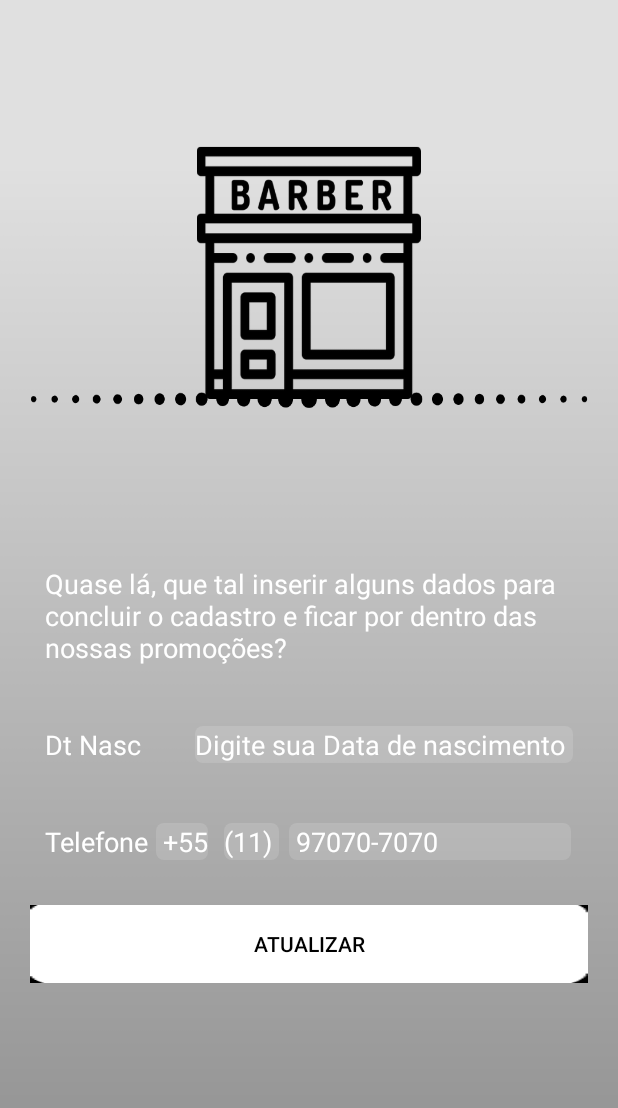
After one commit to SantiagoSilvestre/BarbeirosEmGloria, an Android app: the CadastroFace screen opened directly, with no data from a screen before it, on a phone screen of 412 x 824 dp. The commit adds this screen. Shown: the top 1108 px of the screen. Run offline under Robolectric (Android 15) with nearby library versions, the phone set to English and light mode, and no system bars; our stand-ins replace Firebase (no records; nobody signed in at launch, a user with empty details on screens opened directly); libraries missing offline, so code that uses them is left out: com.github.rtoshiro.util; 9 statements that could not run were skipped.

Commit message:
adicionando entrada pelo face e desmarcando uma agenda

```diff
--- /dev/null
+++ b/app/src/main/java/com/babeirosemgloria/barbergloria/activity/CadastroFace.java
@@ -0,0 +1,98 @@
+package com.babeirosemgloria.barbergloria.activity;
+
+import androidx.annotation.NonNull;
+import androidx.appcompat.app.AppCompatActivity;
+
+import android.content.Intent;
+import android.os.Bundle;
+import android.util.Log;
+import android.view.View;
+import android.widget.Button;
+import android.widget.EditText;
+import android.widget.Toast;
+
+import com.babeirosemgloria.barbergloria.R;
+import com.babeirosemgloria.barbergloria.config.ConfiguracaoFirebase;
+import com.babeirosemgloria.barbergloria.helper.Base64Custom;
+import com.babeirosemgloria.barbergloria.helper.Mask;
+import com.babeirosemgloria.barbergloria.helper.Preferencias;
+import com.babeirosemgloria.barbergloria.model.Agendamentos;
+import com.babeirosemgloria.barbergloria.model.Usuario;
+import com.github.rtoshiro.util.format.SimpleMaskFormatter;
+import com.github.rtoshiro.util.format.text.MaskTextWatcher;
+import com.google.firebase.database.DataSnapshot;
+import com.google.firebase.database.DatabaseError;
+import com.google.firebase.database.DatabaseReference;
+import com.google.firebase.database.ValueEventListener;
+
+public class CadastroFace extends AppCompatActivity {
+
+    private Button btn_cadastrar;
+    private EditText editData;
+    private EditText area;
+    private EditText ddd;
+    private EditText numb;
+    DatabaseReference firebase;
+
+
+    @Override
+    protected void onCreate(Bundle savedInstanceState) {
+        super.onCreate(savedInstanceState);
+        setContentView(R.layout.activity_cadastro_face);
+
+
+        editData = findViewById(R.id.edit_dtNasc);
+        editData.addTextChangedListener(Mask.insert(Mask.DT_NASC, editData));
+
+        area = findViewById(R.id.edit_codArea);
+        ddd = findViewById(R.id.edit_ddd);
+        numb = findViewById(R.id.edit_telefone);
+
+        SimpleMaskFormatter simpleMaskTelefone = new SimpleMaskFormatter("NNNNN-NNNN");
+        SimpleMaskFormatter simpleMaskArea = new SimpleMaskFormatter("+NN");
+        SimpleMaskFormatter simpleMaskDdd = new SimpleMaskFormatter("NN");
+
+        MaskTextWatcher maskTelefone = new MaskTextWatcher(numb, simpleMaskTelefone);
+        MaskTextWatcher maskArea = new MaskTextWatcher(area, simpleMaskArea);
+        MaskTextWatcher maskDdd = new MaskTextWatcher(ddd, simpleMaskDdd);
+
+        numb.addTextChangedListener( maskTelefone );
+        area.addTextChangedListener( maskArea );
+        ddd.addTextChangedListener( maskDdd );
+
+        btn_cadastrar = findViewById(R.id.btn_cadastrar);
+
+        btn_cadastrar.setOnClickListener(new View.OnClickListener() {
+            @Override
+            public void onClick(View v) {
+                String telefoneCompleto = area.getText().toString()
+                        + ddd.getText().toString()
+                        + numb.getText().toString();
+                String telefoneSemFormatacao = telefoneCompleto.replace("+", "");
+                telefoneSemFormatacao = telefoneSemFormatacao.replace("-","");
+
+                Preferencias preferencias = new Preferencias(CadastroFace.this);
+                Usuario usuario = new Usuario();
+                usuario.setId(preferencias.getIdentificador());
+                usuario.setNome(preferencias.getNome());
+                String nascimento = editData.getText().toString();
+                usuario.setDataNascimento(nascimento.replace("/", "-"));
+                usuario.setTelefone(telefoneSemFormatacao);
+                usuario.setEmail(Base64Custom.decodificarBase64(preferencias.getIdentificador()));
+                if (usuario.getDataNascimento().equals("")){
+                    Toast.makeText(CadastroFace.this, "Digite sua data de nascimento", Toast.LENGTH_SHORT).show();
+                } else if (numb.getText().toString().equals("")){
+                    Toast.makeText(CadastroFace.this, "Digite seu telefone", Toast.LENGTH_SHORT).show();
+                } else {
+                    usuario.salvar();
+                    startActivity(new Intent(CadastroFace.this, MainActivity.class));
+                }
+
+            }
+        });
+
+
+    }
+
+
+}
--- a/app/src/main/java/com/babeirosemgloria/barbergloria/model/Agendamentos.java
+++ b/app/src/main/java/com/babeirosemgloria/barbergloria/model/Agendamentos.java
@@ -19,7 +19,6 @@ public class Agendamentos {
 
     }
 
-    @Exclude
     public String getId() {
         return id;
     }
--- /dev/null
+++ b/app/src/main/res/layout/activity_cadastro_face.xml
@@ -0,0 +1,142 @@
+<?xml version="1.0" encoding="utf-8"?>
+<androidx.constraintlayout.widget.ConstraintLayout
+    xmlns:android="http://schemas.android.com/apk/res/android"
+    xmlns:app="http://schemas.android.com/apk/res-auto"
+    xmlns:tools="http://schemas.android.com/tools"
+    android:layout_width="match_parent"
+    android:layout_height="match_parent"
+    android:background="@mipmap/fundocad"
+    tools:context=".activity.CadastroFace">
+
+
+    <LinearLayout
+        android:id="@+id/linear10"
+        android:layout_width="match_parent"
+        android:layout_height="wrap_content"
+        android:layout_above="@+id/linear2"
+        android:layout_margin="20dp"
+        android:layout_marginEnd="228dp"
+        android:layout_marginBottom="56dp"
+        android:orientation="horizontal"
+        android:padding="10dp"
+        app:layout_constraintBottom_toTopOf="@+id/linear2"
+        app:layout_constraintEnd_toEndOf="parent"
+        app:layout_constraintHorizontal_bias="0.0"
+        app:layout_constraintStart_toStartOf="parent">
+
+        <TextView
+            android:layout_width="wrap_content"
+            android:layout_height="wrap_content"
+            android:text="@string/fbCadastro"
+            android:textColor="@android:color/white"
+            android:textSize="18sp" />
+
+
+    </LinearLayout>
+
+    <LinearLayout
+        android:id="@+id/linear2"
+        android:layout_width="match_parent"
+        android:layout_height="wrap_content"
+        android:layout_above="@id/linear3"
+        android:orientation="horizontal"
+        android:padding="10dp"
+        android:layout_margin="20dp"
+        app:layout_constraintBottom_toTopOf="@+id/linear3"
+        app:layout_constraintEnd_toEndOf="parent"
+        app:layout_constraintStart_toStartOf="parent">
+
+        <TextView
+            android:layout_width="100dp"
+            android:layout_height="wrap_content"
+            android:text="Dt Nasc"
+            android:textColor="@android:color/white"
+            android:textSize="18sp" />
+
+        <EditText
+            android:id="@+id/edit_dtNasc"
+            android:layout_width="match_parent"
+            android:layout_height="match_parent"
+            android:background="@drawable/fundo_caixa_texto"
+            android:hint="Digite sua Data de nascimento"
+            android:textColor="@android:color/white"
+            android:textColorHint="@color/colorAccent" />
+
+    </LinearLayout>
+
+
+    <LinearLayout
+        android:id="@+id/linear3"
+        android:layout_width="match_parent"
+        android:layout_height="wrap_content"
+        android:layout_above="@+id/linear5"
+        android:layout_margin="20dp"
+        android:layout_marginBottom="52dp"
+        android:orientation="horizontal"
+        android:padding="10dp"
+        app:layout_constraintBottom_toTopOf="@+id/btn_cadastrar"
+        app:layout_constraintEnd_toEndOf="parent"
+        app:layout_constraintHorizontal_bias="0.6"
+        app:layout_constraintStart_toStartOf="parent">
+
+        <TextView
+            android:layout_width="wrap_content"
+            android:layout_height="wrap_content"
+            android:text="Telefone"
+            android:textColor="@android:color/white"
+            android:textSize="18sp" />
+
+        <EditText
+            android:id="@+id/edit_codArea"
+            android:layout_width="wrap_content"
+            android:layout_height="wrap_content"
+            android:layout_marginLeft="5dp"
+            android:layout_marginRight="5dp"
+            android:background="@drawable/fundo_caixa_texto"
+            android:hint=" +55"
+            android:textColor="@android:color/white"
+            android:textColorHint="@color/colorAccent"
+            android:textSize="18sp" />
+
+        <EditText
+            android:id="@+id/edit_ddd"
+            android:layout_width="wrap_content"
+            android:layout_height="wrap_content"
+            android:layout_marginLeft="5dp"
+            android:layout_marginRight="5dp"
+            android:background="@drawable/fundo_caixa_texto"
+            android:hint="(11) "
+            android:textColor="@android:color/white"
+            android:textColorHint="@color/colorAccent"
+            android:textSize="18sp" />
+
+        <EditText
+            android:id="@+id/edit_telefone"
+            android:layout_width="match_parent"
+            android:layout_height="wrap_content"
+            android:layout_marginLeft="1dp"
+            android:layout_marginRight="1dp"
+            android:background="@drawable/fundo_caixa_texto"
+            android:hint=" 97070-7070"
+            android:textColor="@android:color/white"
+            android:textColorHint="@color/colorAccent"
+            android:textSize="18sp" />
+
+    </LinearLayout>
+
+    <Button
+        android:id="@+id/btn_cadastrar"
+        android:layout_width="match_parent"
+        android:layout_height="wrap_content"
+        android:layout_margin="20dp"
+        android:layout_marginBottom="32dp"
+        android:background="@mipmap/designbranco"
+        android:text="ATUALIZAR"
+        android:textColor="@color/common_google_signin_btn_text_dark_focused"
+        app:layout_constraintBottom_toBottomOf="parent"
+        app:layout_constraintEnd_toEndOf="parent"
+        app:layout_constraintHorizontal_bias="0.4"
+        app:layout_constraintStart_toStartOf="parent"
+        app:layout_constraintTop_toTopOf="parent"
+        app:layout_constraintVertical_bias="0.797" />
+</androidx.constraintlayout.widget.ConstraintLayout>
--- a/app/src/main/res/values/strings.xml
+++ b/app/src/main/res/values/strings.xml
@@ -66,6 +66,9 @@
     <string name="title_activity_maps">Map</string>
     <string name="facebook_app_id">1132621780423479</string>
     <string name="fb_login_protocol_scheme">fb1132621780423479</string>
+    <string name="fbCadastro">Quase lá, que tal inserir alguns
+        dados para concluir o cadastro e ficar
+        por dentro das nossas promoções?</string>
 
 
 </resources>
```
Also changed, not shown: app/src/main/AndroidManifest.xml (+11 -7 lines), app/src/main/java/com/babeirosemgloria/barbergloria/activity/Login.java (+68 -4 lines), app/src/main/java/com/babeirosemgloria/barbergloria/adapter/AgendamentoAdapter.java (+100 -5 lines), app/src/main/res/layout/lista_agendamento.xml (+17 -1 lines), app/src/main/res/drawable-hdpi/ic_action_location.png (added), app/src/main/res/drawable-hdpi/ic_cancel.png (added), app/src/main/res/drawable-mdpi/ic_action_location.png (added), app/src/main/res/drawable-mdpi/ic_cancel.png (added), app/src/main/res/drawable-xhdpi/ic_action_location.png (added), app/src/main/res/drawable-xhdpi/ic_cancel.png (added), app/src/main/res/drawable-xxhdpi/ic_action_location.png (added), app/src/main/res/drawable-xxhdpi/ic_cancel.png (added), app/src/main/res/drawable-xxxhdpi/ic_action_location.png (added), app/src/main/res/drawable-xxxhdpi/ic_cancel.png (added).
